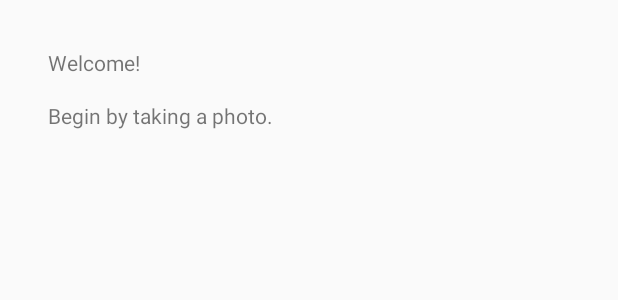
After one commit to burwinliu-zz/ImageCalendar, an Android app: the layout howto_prompt.xml on its own in the app's theme, with its tools: preview values and no code run, on a phone screen of 412 x 824 dp. The commit adds this screen. Shown: the top 300 px of the screen. Run offline under Robolectric (Android 15) with nearby library versions, the phone set to English and light mode, and no system bars.

Commit message:
Camera prompt

```diff
--- /dev/null
+++ b/android_base/app/src/main/res/layout/howto_prompt.xml
@@ -0,0 +1,29 @@
+<?xml version="1.0" encoding="utf-8"?>
+<android.support.constraint.ConstraintLayout
+    xmlns:android="http://schemas.android.com/apk/res/android"
+    xmlns:app="http://schemas.android.com/apk/res-auto"
+    xmlns:tools="http://schemas.android.com/tools"
+    android:layout_width="match_parent"
+    android:layout_height="match_parent">
+
+    <TextView
+        android:id="@+id/welcomeMsg"
+        android:layout_width="wrap_content"
+        android:layout_height="wrap_content"
+        android:layout_marginStart="32dp"
+        android:layout_marginTop="32dp"
+        android:text="@string/welcome"
+        app:layout_constraintStart_toStartOf="parent"
+        app:layout_constraintTop_toTopOf="parent" />
+
+    <TextView
+        android:id="@+id/welcomeMsg2"
+        android:layout_width="wrap_content"
+        android:layout_height="wrap_content"
+        android:layout_marginStart="32dp"
+        android:layout_marginTop="16dp"
+        android:text="@string/welcome2"
+        app:layout_constraintStart_toStartOf="parent"
+        app:layout_constraintTop_toBottomOf="@+id/welcomeMsg" />
+
+</android.support.constraint.ConstraintLayout>
--- a/android_base/app/src/main/res/values/strings.xml
+++ b/android_base/app/src/main/res/values/strings.xml
@@ -1,3 +1,5 @@
 <resources>
     <string name="app_name">ImageCalendar</string>
+    <string name="welcome">Welcome!</string>
+    <string name="welcome2">Begin by taking a photo.</string>
 </resources>
```
Also changed, not shown: android_base/app/src/main/java/com/example/android/imagecalendar/MainActivity.java (+20 -1 lines), android_base/app/src/main/java/com/example/android/imagecalendar/WelcomeDialog.java (added, +54 -0 lines), android_base/app/src/main/res/layout/activity_main.xml (+9 -6 lines).
